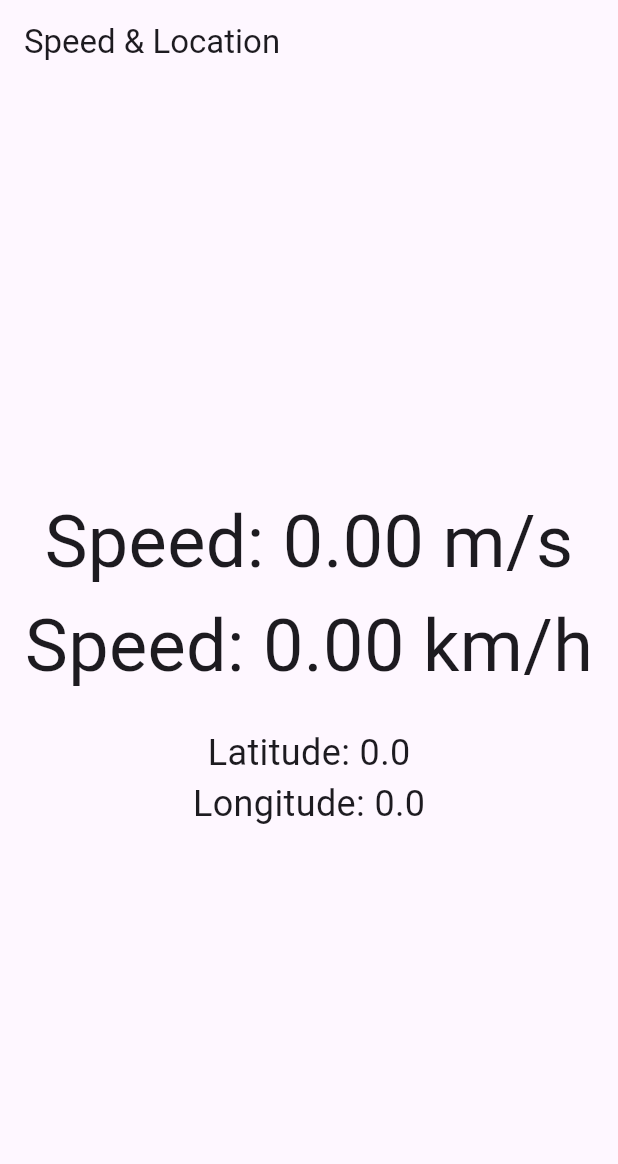
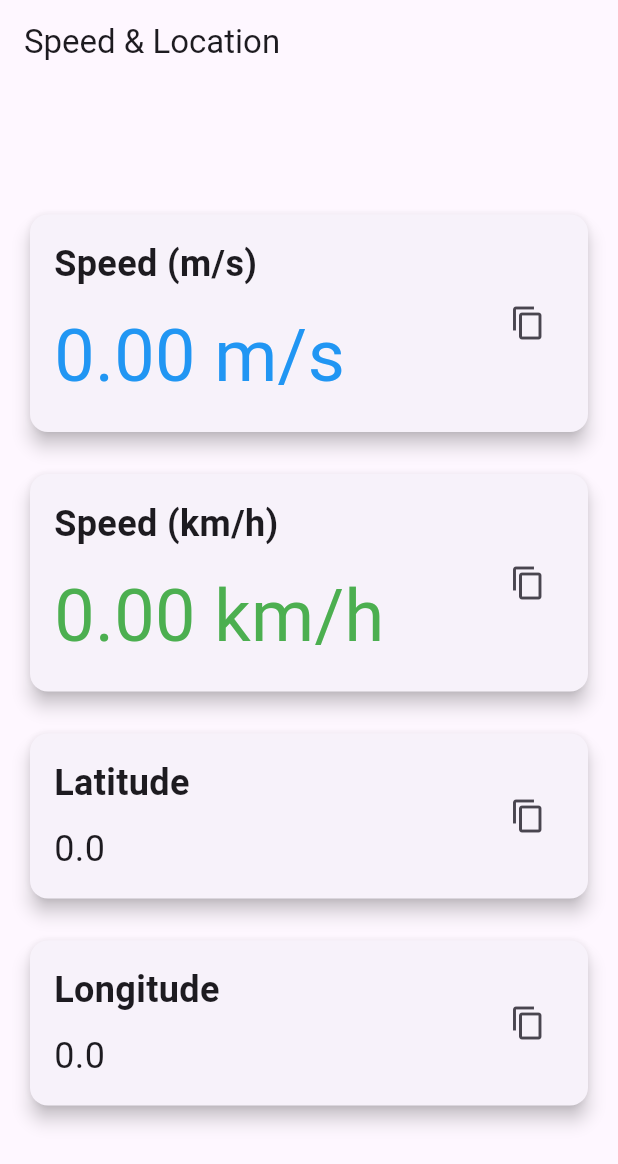
Before and after one commit to DF3LX/speedometer, a Flutter app: the screen it shows after launch, on a phone screen of 412 x 824 dp. Shown: the top 1164 px of the screen. Run offline on Flutter 3.47's test engine with Material 3 defaults, Android fonts, the phone set to English and light mode, and no system bars; our stand-ins replace location.

Commit message:
current state

```diff
--- a/lib/main.dart
+++ b/lib/main.dart
@@ -1,5 +1,6 @@
 import 'package:flutter/material.dart';
 import 'package:location/location.dart';
+import 'package:flutter/services.dart';
 
 void main() => runApp(MyApp());
 
@@ -61,35 +62,148 @@ class _SpeedLocationScreenState extends State<SpeedLocationScreen> {
     }
   }
 
+  void _copyToClipboard(String text) {
+    Clipboard.setData(ClipboardData(text: text));
+    ScaffoldMessenger.of(context).showSnackBar(
+      SnackBar(content: Text('Copied: $text')),
+    );
+  }
+
   @override
   Widget build(BuildContext context) {
-    // Geschwindigkeit in km/h umrechnen
     double _speedKmh = _speed * 3.6;
 
     return Scaffold(
       appBar: AppBar(
         title: Text('Speed & Location'),
       ),
-      body: Center(
+      body: Padding(
+        padding: const EdgeInsets.all(16.0),
         child: Column(
           mainAxisAlignment: MainAxisAlignment.center,
           children: <Widget>[
+            // Geschwindigkeit in m/s
+            Card(
+              elevation: 5,
+              child: Padding(
+                padding: const EdgeInsets.all(16.0),
+                child: Row(
+                  mainAxisAlignment: MainAxisAlignment.spaceBetween,
+                  children: [
+                    Column(
+                      crossAxisAlignment: CrossAxisAlignment.start,
+                      children: [
                         Text(
-              'Speed: ${_speed.toStringAsFixed(2)} m/s',
-              style: TextStyle(fontSize: 48),
+                          'Speed (m/s)',
+                          style: TextStyle(fontSize: 24, fontWeight: FontWeight.bold),
                         ),
-            Text(
-              'Speed: ${_speedKmh.toStringAsFixed(2)} km/h',
-              style: TextStyle(fontSize: 48),
+                        SizedBox(height: 10),
+                        SelectableText(
+                          '${_speed.toStringAsFixed(2)} m/s',
+                          style: TextStyle(fontSize: 48, color: Colors.blue),
+                        ),
+                      ],
+                    ),
+                    IconButton(
+                      icon: Icon(Icons.copy),
+                      onPressed: () => _copyToClipboard('${_speed.toStringAsFixed(2)} m/s'),
+                    ),
+                  ],
+                ),
+              ),
             ),
             SizedBox(height: 20),
+            // Geschwindigkeit in km/h
+            Card(
+              elevation: 5,
+              child: Padding(
+                padding: const EdgeInsets.all(16.0),
+                child: Row(
+                  mainAxisAlignment: MainAxisAlignment.spaceBetween,
+                  children: [
+                    Column(
+                      crossAxisAlignment: CrossAxisAlignment.start,
+                      children: [
                         Text(
-              'Latitude: $_latitude',
+                          'Speed (km/h)',
+                          style: TextStyle(fontSize: 24, fontWeight: FontWeight.bold),
+                        ),
+                        SizedBox(height: 10),
+                        SelectableText(
+                          '${_speedKmh.toStringAsFixed(2)} km/h',
+                          style: TextStyle(fontSize: 48, color: Colors.green),
+                        ),
+                      ],
+                    ),
+                    IconButton(
+                      icon: Icon(Icons.copy),
+                      onPressed: () => _copyToClipboard('${_speedKmh.toStringAsFixed(2)} km/h'),
+                    ),
+                  ],
+                ),
+              ),
+            ),
+            SizedBox(height: 20),
+            // Latitude
+            Card(
+              elevation: 5,
+              child: Padding(
+                padding: const EdgeInsets.all(16.0),
+                child: Row(
+                  mainAxisAlignment: MainAxisAlignment.spaceBetween,
+                  children: [
+                    Column(
+                      crossAxisAlignment: CrossAxisAlignment.start,
+                      children: [
+                        Text(
+                          'Latitude',
+                          style: TextStyle(fontSize: 24, fontWeight: FontWeight.bold),
+                        ),
+                        SizedBox(height: 10),
+                        SelectableText(
+                          '$_latitude',
                           style: TextStyle(fontSize: 24),
                         ),
+                      ],
+                    ),
+                    IconButton(
+                      icon: Icon(Icons.copy),
+                      onPressed: () => _copyToClipboard('Latitude: $_latitude'),
+                    ),
+                  ],
+                ),
+              ),
+            ),
+            SizedBox(height: 20),
+            // Longitude
+            Card(
+              elevation: 5,
+              child: Padding(
+                padding: const EdgeInsets.all(16.0),
+                child: Row(
+                  mainAxisAlignment: MainAxisAlignment.spaceBetween,
+                  children: [
+                    Column(
+                      crossAxisAlignment: CrossAxisAlignment.start,
+                      children: [
                         Text(
-              'Longitude: $_longitude',
+                          'Longitude',
+                          style: TextStyle(fontSize: 24, fontWeight: FontWeight.bold),
+                        ),
+                        SizedBox(height: 10),
+                        SelectableText(
+                          '$_longitude',
                           style: TextStyle(fontSize: 24),
+                        ),
+                      ],
+                    ),
+                    IconButton(
+                      icon: Icon(Icons.copy),
+                      onPressed: () => _copyToClipboard('Longitude: $_longitude'),
+                    ),
+                  ],
+                ),
+              ),
             ),
           ],
         ),
```
Also changed, not shown: 1 other file. Lines whose indentation alone changed are shown as unchanged.
